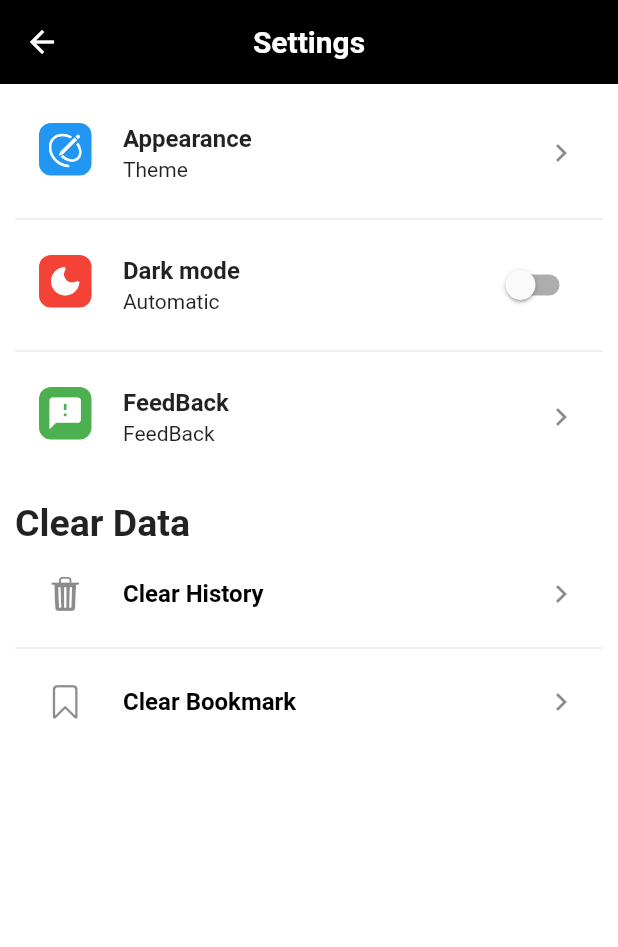
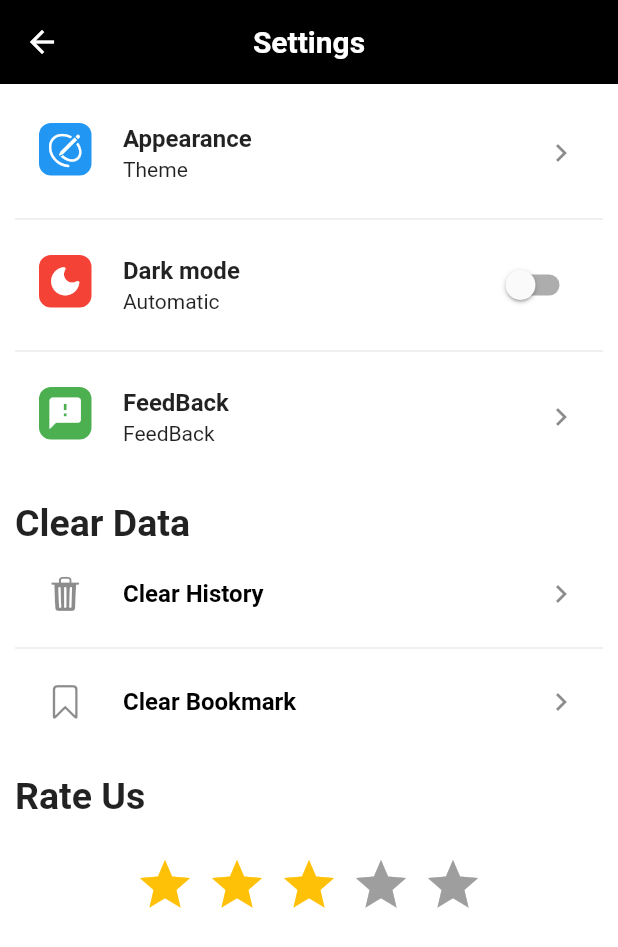
Before and after one commit to yash1001-sojitra/mygovern, a Flutter app: the Setting screen opened directly, on a phone screen of 412 x 824 dp. Shown: the top 947 px of the screen. Run offline on Flutter 3.47's test engine with Material 2 defaults, Android fonts, the phone set to English and light mode, and no system bars; drawn by our look-alikes of babstrap_settings_screen, flutter_rating_bar; our stand-ins replace awesome_snackbar_content, cloud_firestore, dio, firebase_auth, firebase_core, flutter_svg and 11 more; missing offline and left inert: about, firebase_phone_auth_handler, flutter_pdfview, image_downloader; accounts and stored records are empty.

Commit message:
setting screen fix

```diff
--- a/lib/Screens/Profile/profile.dart
+++ b/lib/Screens/Profile/profile.dart
@@ -77,6 +77,7 @@ class _ProfileState extends State<Profile> {
                                   prefixIcon: const Icon(Icons.calendar_month)),
                         ),
                       ),
+                      // TODO : Image picker for passport size photo
                     ],
                   ),
                 ),
--- a/lib/Screens/drawerscreens/setting.dart
+++ b/lib/Screens/drawerscreens/setting.dart
@@ -1,6 +1,7 @@
 import 'package:babstrap_settings_screen/babstrap_settings_screen.dart';
 import 'package:flutter/cupertino.dart';
 import 'package:flutter/material.dart';
+import 'package:flutter_rating_bar/flutter_rating_bar.dart';
 
 class Setting extends StatefulWidget {
   const Setting({super.key});
@@ -27,8 +28,6 @@ class _SettingState extends State<Setting> {
         padding: const EdgeInsets.all(10),
         child: ListView(
           children: [
-            // user card
-
             SettingsGroup(
               items: [
                 SettingsItem(
@@ -91,6 +90,36 @@ class _SettingState extends State<Setting> {
                 ),
               ],
             ),
+
+            Text(
+              "Rate Us",
+              style: TextStyle(fontSize: 25, fontWeight: FontWeight.w600),
+            ),
+            SizedBox(
+              height: 5,
+            ),
+            Container(
+              height: 80,
+              decoration: BoxDecoration(
+                  borderRadius: BorderRadius.circular(20), color: Colors.white),
+              child: Center(
+                child: RatingBar.builder(
+                  initialRating: 3,
+                  minRating: 1,
+                  direction: Axis.horizontal,
+                  allowHalfRating: true,
+                  itemCount: 5,
+                  itemPadding: EdgeInsets.symmetric(horizontal: 4.0),
+                  itemBuilder: (context, _) => Icon(
+                    Icons.star,
+                    color: Colors.amber,
+                  ),
+                  onRatingUpdate: (rating) {
+                    print(rating);
+                  },
+                ),
+              ),
+            )
           ],
         ),
       ),
--- a/pubspec.yaml
+++ b/pubspec.yaml
@@ -67,6 +67,7 @@ dependencies:
   google_fonts: ^3.0.1
   invoiceninja: ^0.0.9
   url_launcher: ^6.1.6
+  flutter_rating_bar: ^4.0.1
 
 
 
```
Also changed, not shown: assets/images/profile.png (added), pubspec.lock.
